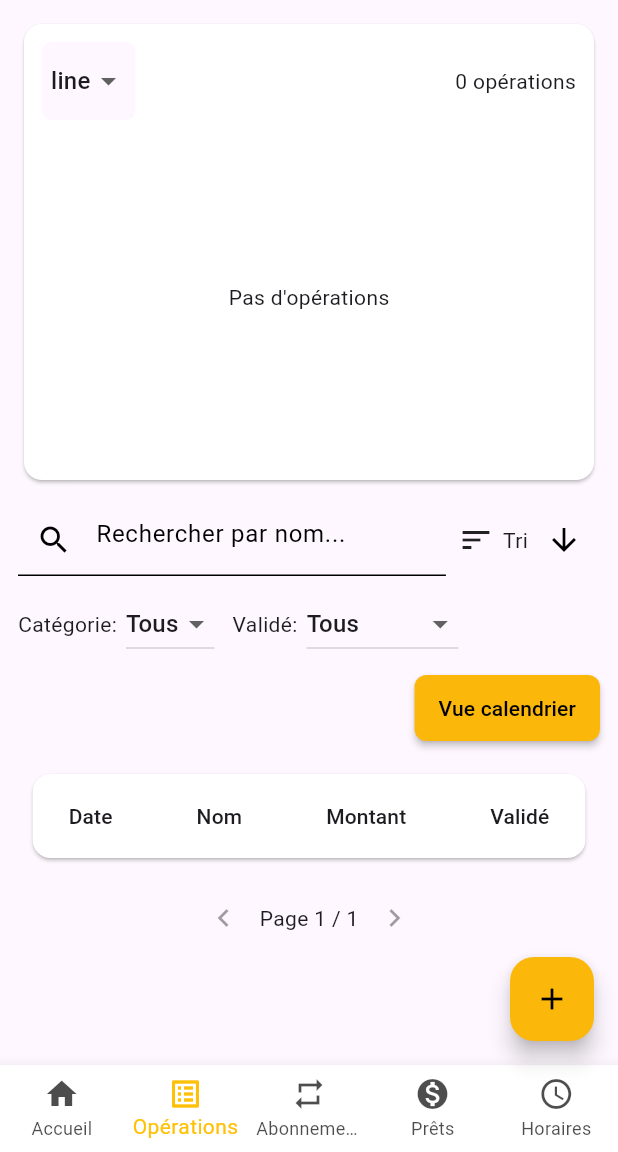
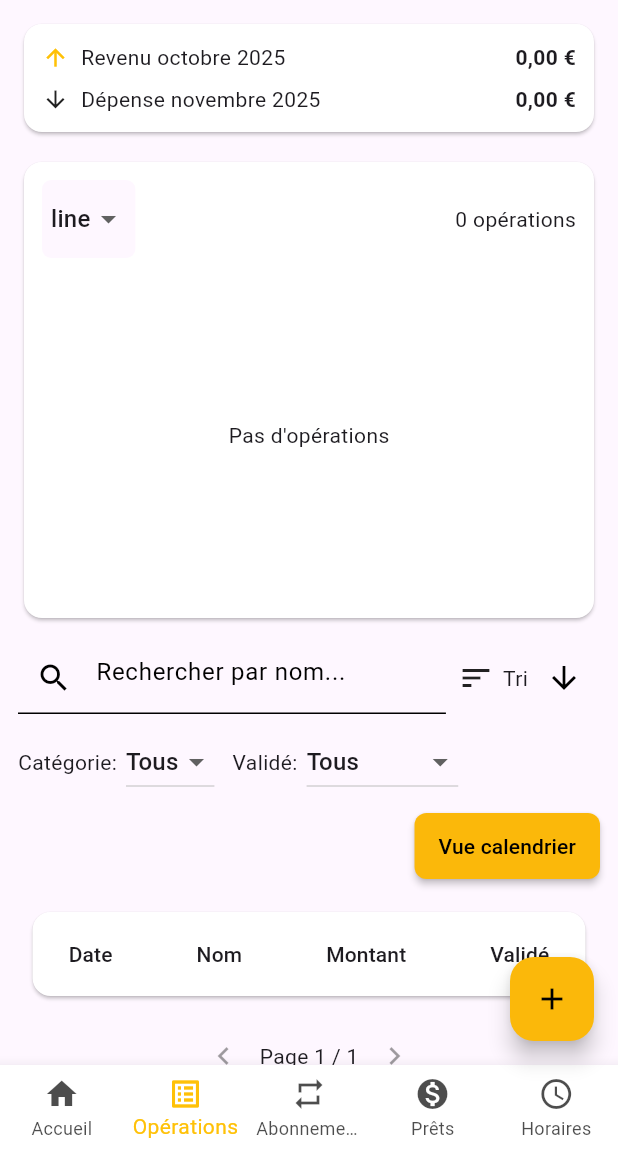
Before and after one commit to FloRobart/econoris_app, a Flutter app: the OperationsPage screen opened by its route, on a phone screen of 412 x 824 dp, the part 84-1236 px from its top. Run offline on Flutter 3.47's test engine with Material 3 defaults, Android fonts, the light colour scheme and no system bars; our stand-ins replace fl_chart, flutter_dotenv, package_info_plus, shared_preferences, table_calendar; accounts and stored records are empty.

Commit message:
Add revenue et dépense du mois

```diff
--- a/lib/main.dart
+++ b/lib/main.dart
@@ -1,4 +1,6 @@
 import 'package:flutter/material.dart';
+import 'package:intl/intl.dart';
+import 'package:intl/date_symbol_data_local.dart';
 import 'package:flutter_dotenv/flutter_dotenv.dart';
 import 'app.dart';
 import 'config.dart';
@@ -15,5 +17,8 @@
   await ThemeManager.instance.load();
   // initialize notifier with loaded value
   ThemeManager.instance.notifier.value = ThemeManager.instance.mode;
+  // Initialize intl locale data for formatting dates/numbers (French)
+  await initializeDateFormatting('fr_FR');
+  Intl.defaultLocale = 'fr_FR';
   runApp(const EconorisApp());
 }
--- a/lib/pages/operations_page.dart
+++ b/lib/pages/operations_page.dart
@@ -3,6 +3,7 @@
 import 'dart:convert';
 import 'package:flutter/material.dart';
 import 'package:shared_preferences/shared_preferences.dart';
+import 'package:intl/intl.dart';
 // date formatting handled by OperationsTable
 
 import '../models/operation.dart';
@@ -135,6 +136,39 @@
   @override
   Widget build(BuildContext context) {
     final ops = _filteredSorted;
+    // --- Monthly totals calculation ---
+    final now = DateTime.now();
+    final currentYear = now.year;
+    final currentMonth = now.month;
+
+    double revenueCurrent = _operations
+        .where((o) => o.levyDate.year == currentYear && o.levyDate.month == currentMonth && o.amount > 0)
+        .fold(0.0, (s, o) => s + o.amount);
+
+    double expenseCurrent = _operations
+        .where((o) => o.levyDate.year == currentYear && o.levyDate.month == currentMonth && o.amount < 0)
+        .fold(0.0, (s, o) => s + o.amount.abs());
+
+    // If current month has no revenues, display previous month revenues instead
+    int displayRevenueYear = currentYear;
+    int displayRevenueMonth = currentMonth;
+    double revenueToShow = revenueCurrent;
+    if (revenueCurrent == 0) {
+      // previous month
+      if (currentMonth == 1) {
+        displayRevenueMonth = 12;
+        displayRevenueYear = currentYear - 1;
+      } else {
+        displayRevenueMonth = currentMonth - 1;
+        displayRevenueYear = currentYear;
+      }
+      revenueToShow = _operations
+          .where((o) => o.levyDate.year == displayRevenueYear && o.levyDate.month == displayRevenueMonth && o.amount > 0)
+          .fold(0.0, (s, o) => s + o.amount);
+    }
+
+    final currency = NumberFormat.currency(locale: 'fr_FR', symbol: '€');
+    String monthLabel(int y, int m) => DateFormat.yMMMM('fr_FR').format(DateTime(y, m));
     final categories = ['Tous'] + _operations.map((e) => e.category).toSet().toList();
     final totalPages = (ops.length / _pageSize).ceil().clamp(1, 9999);
     final pageItems = ops.skip((_page - 1) * _pageSize).take(_pageSize).toList();
@@ -152,6 +186,49 @@
             padding: const EdgeInsets.all(12),
             child: Column(crossAxisAlignment: CrossAxisAlignment.start, children: [
               if (_error != null) Padding(padding: const EdgeInsets.only(bottom:8.0), child: Text(_error!, style: const TextStyle(color: Colors.red))),
+
+              // Totals — ligne par ligne
+              Card(
+                child: Padding(
+                  padding: const EdgeInsets.all(12),
+                  child: Column(
+                    crossAxisAlignment: CrossAxisAlignment.stretch,
+                    children: [
+                      Row(
+                        mainAxisAlignment: MainAxisAlignment.spaceBetween,
+                        children: [
+                          Row(children: [
+                            Icon(Icons.arrow_upward, size: 18, color: theme.colorScheme.primary),
+                            const SizedBox(width: 8),
+                            Text('Revenu ${monthLabel(displayRevenueYear, displayRevenueMonth)}', style: theme.textTheme.bodyMedium),
+                          ]),
+                          Text(
+                            currency.format(revenueToShow),
+                            style: theme.textTheme.bodyMedium?.copyWith(fontWeight: FontWeight.bold),
+                          ),
+                        ],
+                      ),
+                      const SizedBox(height: 8),
+                      Row(
+                        mainAxisAlignment: MainAxisAlignment.spaceBetween,
+                        children: [
+                          Row(children: [
+                            Icon(Icons.arrow_downward, size: 18, color: expenseCurrent > revenueToShow ? Colors.red : theme.iconTheme.color),
+                            const SizedBox(width: 8),
+                            Text('Dépense ${monthLabel(currentYear, currentMonth)}', style: theme.textTheme.bodyMedium),
+                          ]),
+                          Text(
+                            currency.format(expenseCurrent),
+                            style: theme.textTheme.bodyMedium?.copyWith(fontWeight: FontWeight.bold, color: expenseCurrent > revenueToShow ? Colors.red : null),
+                          ),
+                        ],
+                      ),
+                    ],
+                  ),
+                ),
+              ),
+
+              const SizedBox(height: 12),
 
               // Chart card with chart type selector
               Card(
```
